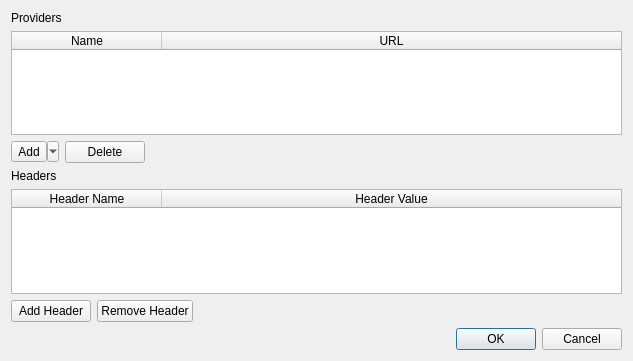
timxx/qgitc, file qgitc/llmproviderdialog.ui: the form before one commit.
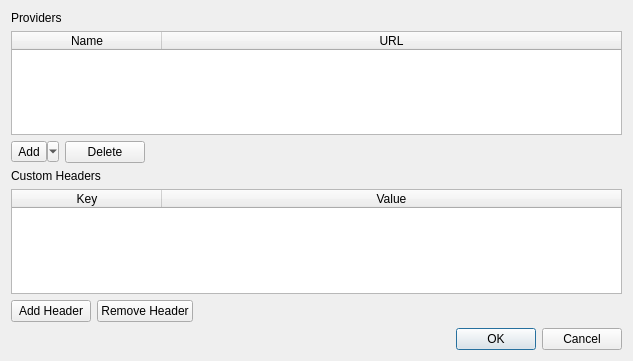
The form after the commit.

Commit message: Update zh_CN translations for provider dialog

Diff of the .ui file:
```diff
--- a/qgitc/llmproviderdialog.ui
+++ b/qgitc/llmproviderdialog.ui
@@ -93,7 +93,7 @@
    <item>
     <widget class="QLabel" name="labelHeaders">
      <property name="text">
-      <string>Headers</string>
+      <string>Custom Headers</string>
      </property>
     </widget>
    </item>
@@ -122,12 +122,12 @@
      </attribute>
      <column>
       <property name="text">
-       <string>Header Name</string>
+       <string>Key</string>
       </property>
      </column>
      <column>
       <property name="text">
-       <string>Header Value</string>
+       <string>Value</string>
       </property>
      </column>
     </widget>
```
The commit also changes 1 other file.
